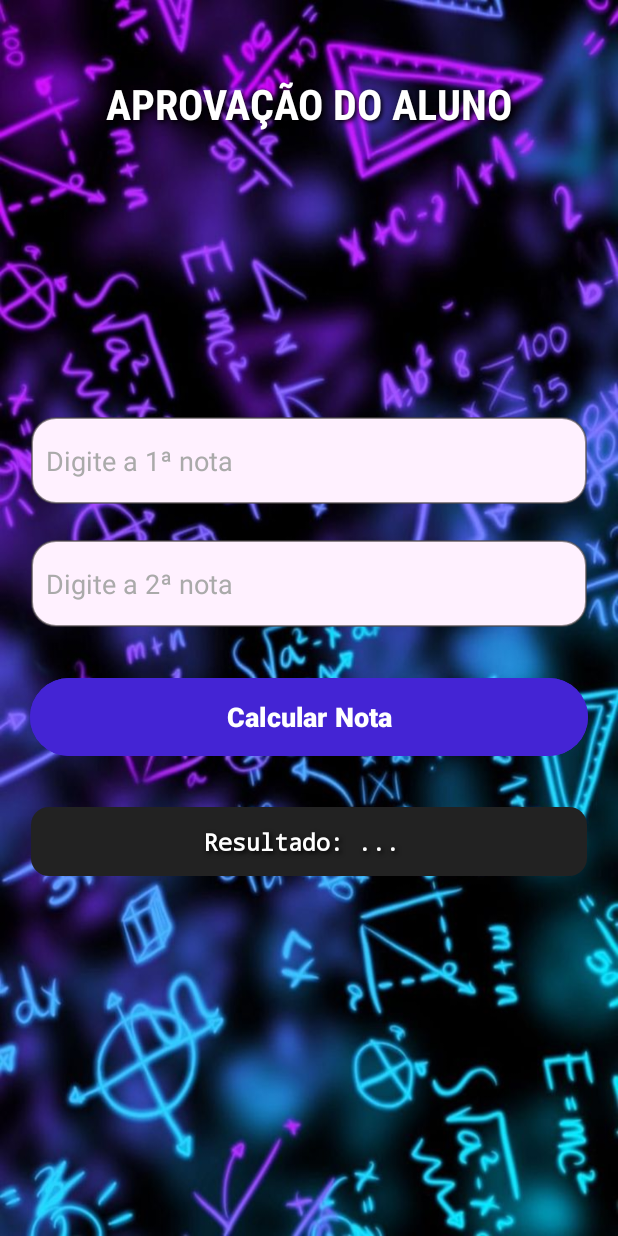
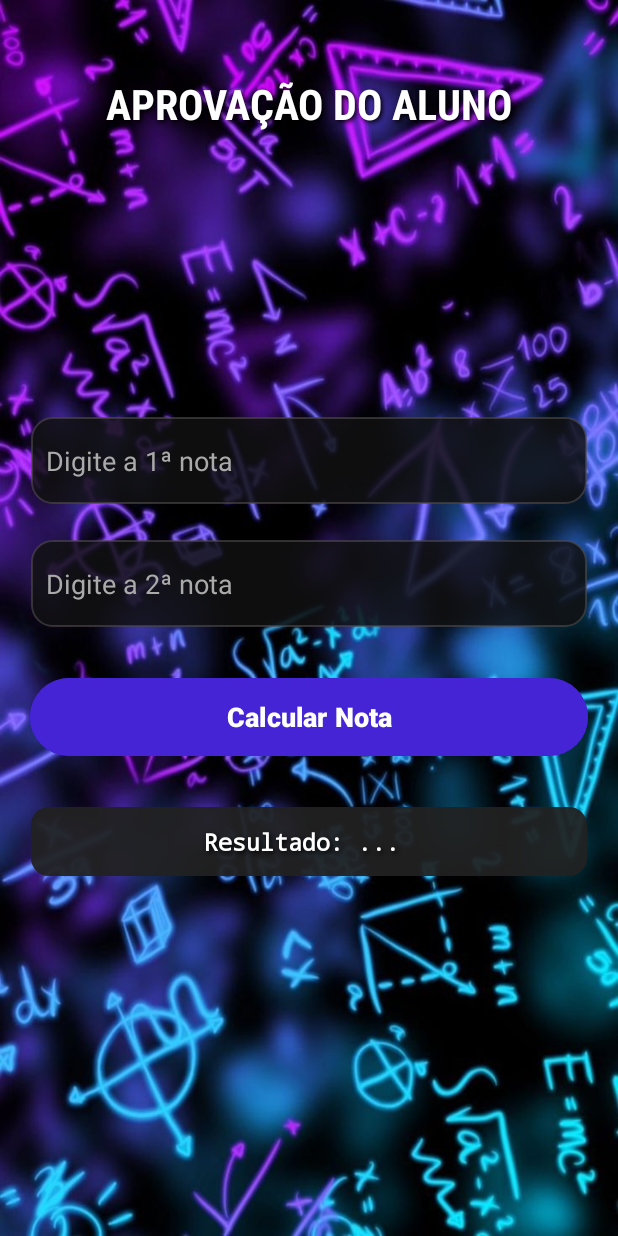
Before and after one commit to Miguel-ectil/aprovApp, an Android app: the screen it shows after launch (MainActivity), on a phone screen of 412 x 824 dp. Run offline under Robolectric (Android 15) with nearby library versions, the phone set to English and light mode, and no system bars.

Commit message:
[UPD] Atualizando o conteudo

```diff
--- a/app/src/main/res/drawable/bg_resultado.xml
+++ b/app/src/main/res/drawable/bg_resultado.xml
@@ -1,7 +1,7 @@
 <?xml version="1.0" encoding="utf-8"?>
 <shape xmlns:android="http://schemas.android.com/apk/res/android"
     android:shape="rectangle">
-    <solid android:color="#222222"/>  <!-- Cor de fundo escura -->
+    <solid android:color="#EF222222"/>  <!-- Cor de fundo escura -->
     <corners android:radius="12dp"/>  <!-- Borda arredondada -->
     <padding android:left="10dp" android:right="10dp" android:top="5dp" android:bottom="4dp"/>
 </shape>
--- a/app/src/main/res/drawable/rounded_input.xml
+++ b/app/src/main/res/drawable/rounded_input.xml
@@ -1,11 +1,11 @@
 <?xml version="1.0" encoding="utf-8"?>
 <shape xmlns:android="http://schemas.android.com/apk/res/android">
     <!-- Cor de fundo -->
-    <solid android:color="#FFF1FF" />
+    <solid android:color="#D9111112" />
 
     <!-- Borda do EditText -->
     <stroke android:color="#A14E4949" android:width="1dp" />
 
     <!-- Cantos arredondados -->
-    <corners android:radius="16dp" />
+    <corners android:radius="14dp" />
 </shape>
--- a/app/src/main/res/layout/activity_main.xml
+++ b/app/src/main/res/layout/activity_main.xml
@@ -30,6 +30,16 @@
         app:layout_constraintStart_toStartOf="parent"
         app:layout_constraintEnd_toEndOf="parent" />
 
+    <androidx.viewpager2.widget.ViewPager2
+        android:id="@+id/viewPagerNames"
+        android:layout_width="match_parent"
+        android:layout_height="wrap_content"
+        android:layout_marginBottom="10dp"
+        app:layout_constraintTop_toBottomOf="@id/tvTitle"
+        app:layout_constraintStart_toStartOf="parent"
+        app:layout_constraintEnd_toEndOf="parent"
+        app:layout_constraintBottom_toTopOf="@id/edtNota1"/>
+
     <EditText
         android:id="@+id/edtNota1"
         android:layout_width="0dp"
@@ -37,7 +47,7 @@
         android:hint="Digite a 1ª nota"
         android:inputType="numberDecimal"
         android:layout_marginTop="180dp"
-        android:textColor="@android:color/black"
+        android:textColor="@android:color/white"
         android:textColorHint="@android:color/darker_gray"
         android:padding="10dp"
         android:background="@drawable/rounded_input"
@@ -53,7 +63,7 @@
         android:hint="Digite a 2ª nota"
         android:inputType="numberDecimal"
         android:background="@drawable/rounded_input"
-        android:textColor="@android:color/black"
+        android:textColor="@android:color/white"
         android:textColorHint="@android:color/darker_gray"
         android:padding="10dp"
         android:layout_marginTop="24dp"
```
